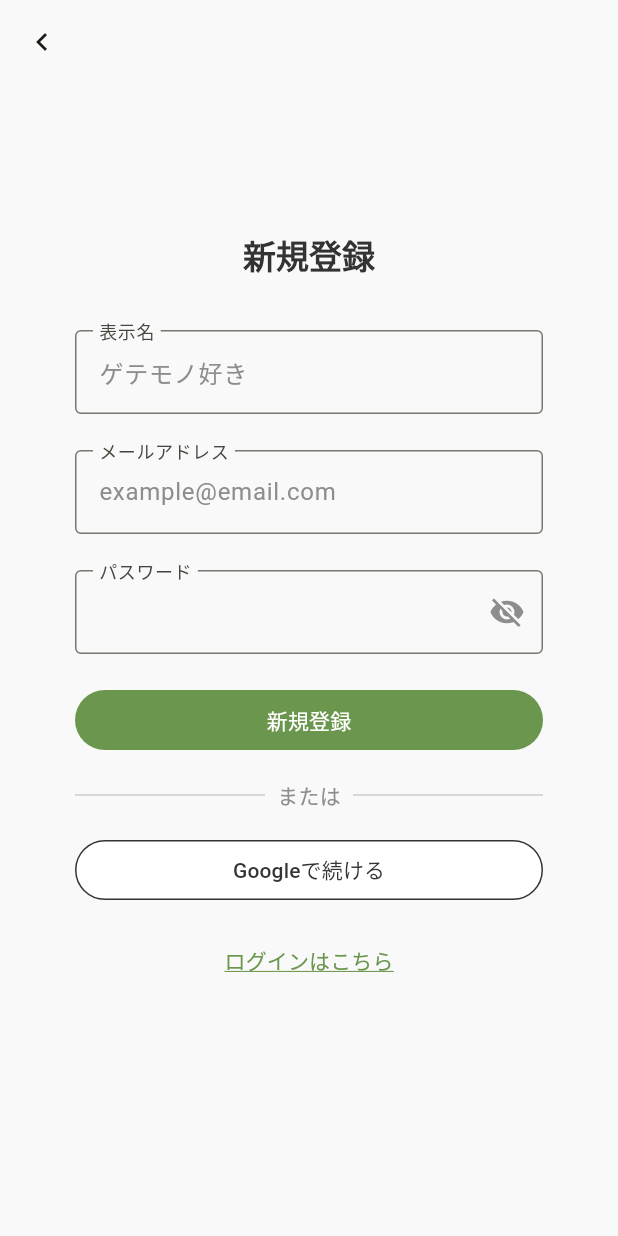
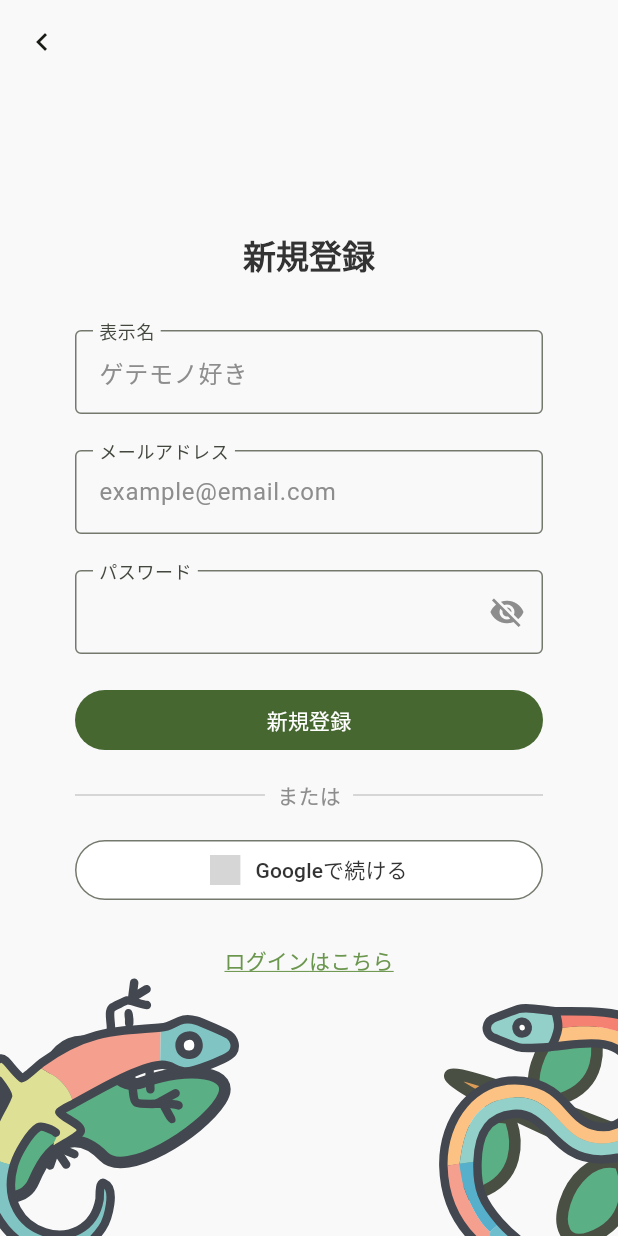
Before and after one commit to shinonome-inc/yumemi-pg-hackathon-team4, a Flutter app: the SignUpPage screen opened by its route, on a phone screen of 412 x 824 dp. Run offline on Flutter 3.47's test engine with Material 3 defaults, Android fonts, the phone set to English and light mode, and no system bars; our stand-ins replace cloud_firestore, firebase_auth, firebase_core, flutter_dotenv, flutter_riverpod, flutter_svg and 5 more; accounts and stored records are empty; generated files the repository leaves out were written again; grey boxes are pictures that could not be loaded.

Commit message:
画像を追加

```diff
--- a/client/lib/pages/sign_up/sign_up_page.dart
+++ b/client/lib/pages/sign_up/sign_up_page.dart
@@ -3,6 +3,7 @@ import 'package:client/extensions/build_context_extension.dart';
 import 'package:client/extensions/text_theme_extension.dart';
 import 'package:flutter/material.dart';
 import 'package:flutter_riverpod/flutter_riverpod.dart';
+import 'package:flutter_svg/svg.dart';
 
 class SignUpPage extends ConsumerStatefulWidget {
   const SignUpPage({super.key});
@@ -27,7 +28,27 @@ class _TopPageState extends ConsumerState<SignUpPage> {
         backgroundColor: AppColors.background,
       ),
       body: SafeArea(
-        child: Center(
+        child: Stack(
+          children: [
+            // 背景のイラスト
+            Positioned(
+              bottom: -16,
+              left: -60,
+              child: SvgPicture.asset(
+                'assets/images/Lizard.svg',
+                width: 220,
+              ),
+            ),
+            Positioned(
+              bottom: -36,
+              right: -140,
+              child: SvgPicture.asset(
+                'assets/images/Snake.svg',
+                width: 260,
+              ),
+            ),
+
+            Center(
               child: Transform.translate(
                 offset: const Offset(0, -56),
                 child: SingleChildScrollView(
@@ -35,17 +56,17 @@ class _TopPageState extends ConsumerState<SignUpPage> {
                     constraints: const BoxConstraints(
                       maxWidth: 360,
                     ),
-                padding:
-                    const EdgeInsets.symmetric(vertical: 16, horizontal: 24),
+                    padding: const EdgeInsets.symmetric(
+                      vertical: 16,
+                      horizontal: 24,
+                    ),
                     child: Column(
                       mainAxisAlignment: MainAxisAlignment.center,
                       children: [
                         const SizedBox(height: 48),
                         Text(
                           '新規登録',
-                      style: context.textTheme.titleLargeBold?.copyWith(
-                        color: AppColors.gray1,
-                      ),
+                          style: context.textTheme.titleLargeBold,
                         ),
                         const SizedBox(height: 36),
                         const TextField(
@@ -103,9 +124,6 @@ class _TopPageState extends ConsumerState<SignUpPage> {
                           child: FilledButton(
                             onPressed: () {},
                             child: const Text('新規登録'),
-                        style: FilledButton.styleFrom(
-                          backgroundColor: AppColors.green1,
-                        ),
                           ),
                         ),
                         const SizedBox(height: 20),
@@ -136,12 +154,30 @@ class _TopPageState extends ConsumerState<SignUpPage> {
                           height: 40,
                           child: OutlinedButton(
                             onPressed: () {},
-                        child: const Text('Googleで続ける'),
-                        style: OutlinedButton.styleFrom(
-                          backgroundColor: AppColors.white,
-                          foregroundColor: AppColors.gray1,
-                          side: const BorderSide(
-                            color: AppColors.gray1,
+                            child: Row(
+                              mainAxisSize: MainAxisSize.min,
+                              mainAxisAlignment: MainAxisAlignment.center,
+                              children: [
+                                SvgPicture.asset(
+                                  'assets/images/google_logo.svg',
+                                  width: 20,
+                                ),
+                                Padding(
+                                  padding: const EdgeInsets.only(left: 10),
+                                  child: Text(
+                                    'Googleで続ける',
+                                    style: context.textTheme.labelLarge,
+                                  ),
+                                ),
+                              ],
+                            ),
+                            style: ButtonStyle(
+                              backgroundColor:
+                                  WidgetStateProperty.all(Colors.white),
+                              shape: WidgetStateProperty.all(
+                                RoundedRectangleBorder(
+                                  borderRadius: BorderRadius.circular(40),
+                                ),
                               ),
                             ),
                           ),
@@ -167,6 +203,8 @@ class _TopPageState extends ConsumerState<SignUpPage> {
                 ),
               ),
             ),
+          ],
+        ),
       ),
     );
   }
```
Lines whose indentation alone changed are shown as unchanged.
